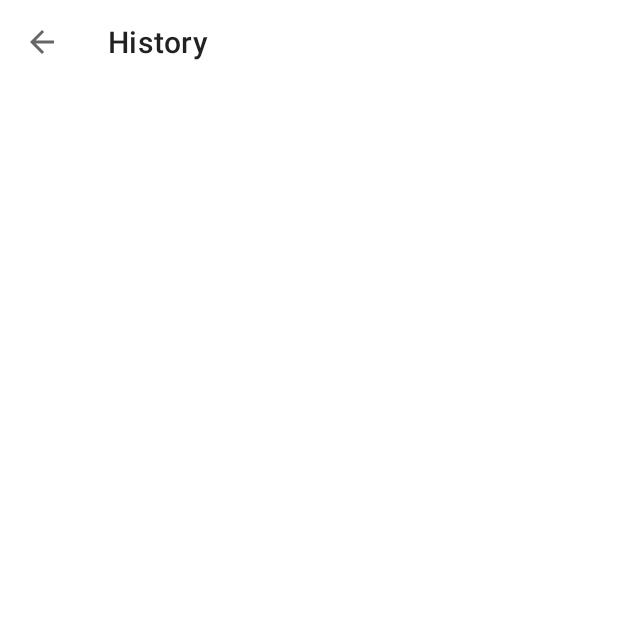
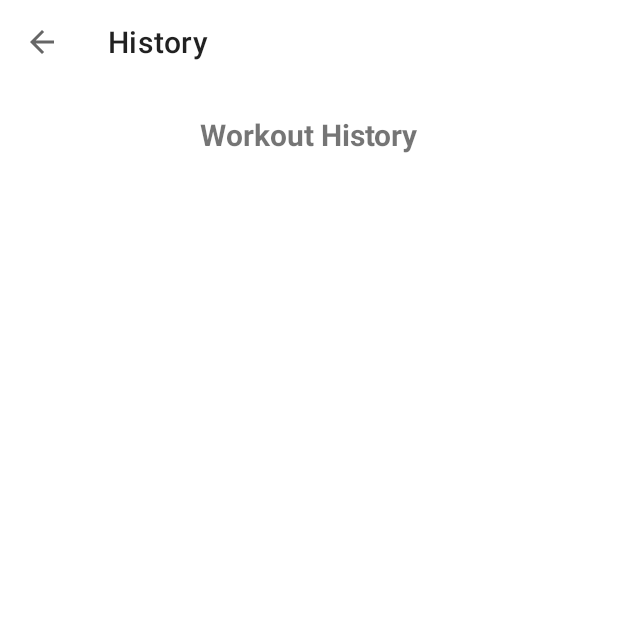
Before and after one commit to vanchinathan83/7-minute-workout, an Android app: the HistoryActivity screen opened directly, with no data from a screen before it, on a phone screen of 412 x 824 dp, the top half of it. Before the commit the part shown is almost empty. Run offline under Robolectric (Android 15) with nearby library versions, the phone set to English and light mode, and no system bars.

Commit message:
Adding the UI for History Activity
Added the recycler view , UI and Room dependencies

```diff
--- a/app/src/main/res/layout/activity_history.xml
+++ b/app/src/main/res/layout/activity_history.xml
@@ -11,5 +11,37 @@
         android:layout_width="match_parent"
         android:layout_height="?android:attr/actionBarSize"
         android:background="@color/white"/>
+    <TextView
+        android:id="@+id/tvLabel"
+        android:text="Workout History"
+        app:layout_constraintTop_toBottomOf="@id/historyToolbar"
+        app:layout_constraintStart_toStartOf="parent"
+        app:layout_constraintEnd_toEndOf="parent"
+        app:layout_constraintBottom_toTopOf="@id/rvHistory"
+        android:padding="20dp"
+        android:textStyle="bold"
+        android:textSize="20sp"
+        android:layout_width="wrap_content"
+        android:layout_height="wrap_content"/>
+    <androidx.recyclerview.widget.RecyclerView
+        android:id="@+id/rvHistory"
+        app:layout_constraintStart_toStartOf="parent"
+        app:layout_constraintEnd_toEndOf="parent"
+        app:layout_constraintTop_toBottomOf="@id/tvLabel"
+        android:layout_width="match_parent"
+        android:layout_height="wrap_content"/>
+    <TextView
+        android:id="@+id/tvNoRecords"
+        app:layout_constraintStart_toStartOf="parent"
+        app:layout_constraintEnd_toEndOf="parent"
+        app:layout_constraintTop_toBottomOf="@id/tvLabel"
+        android:text="No History Available"
+        android:textSize="15sp"
+        android:textStyle="bold"
+        android:visibility="invisible"
+        tools:visibility="visible"
+        android:layout_width="match_parent"
+        android:layout_height="wrap_content"
+        />
 
 </androidx.constraintlayout.widget.ConstraintLayout>
```
Also changed, not shown: app/build.gradle (+7 -0 lines), app/src/main/res/layout/history_row.xml (added, +41 -0 lines), app/src/main/res/drawable/ic_delete.png (added).
